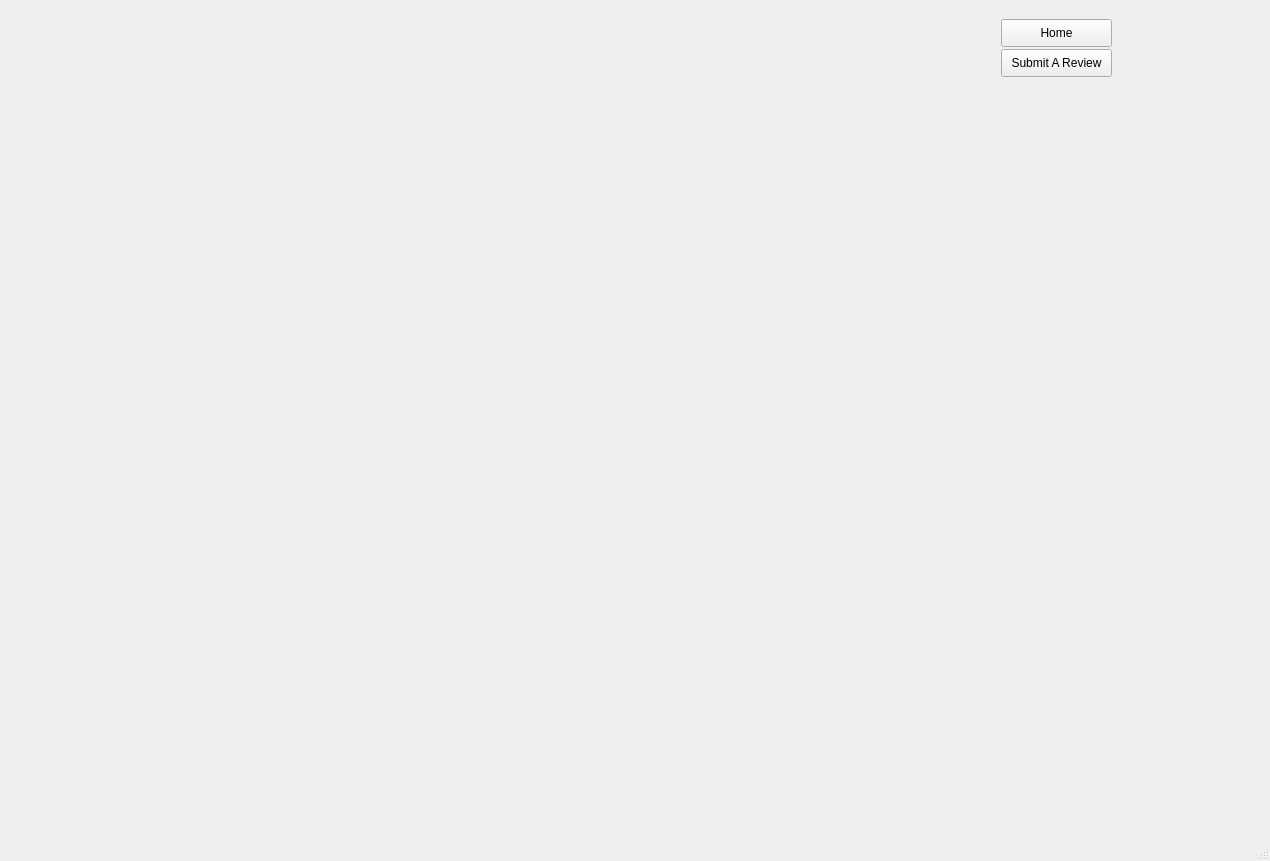
The window that loginscreen/frontpage.ui (jgrady15/CS1C-Project-1) describes before a commit, drawn with Qt 5.
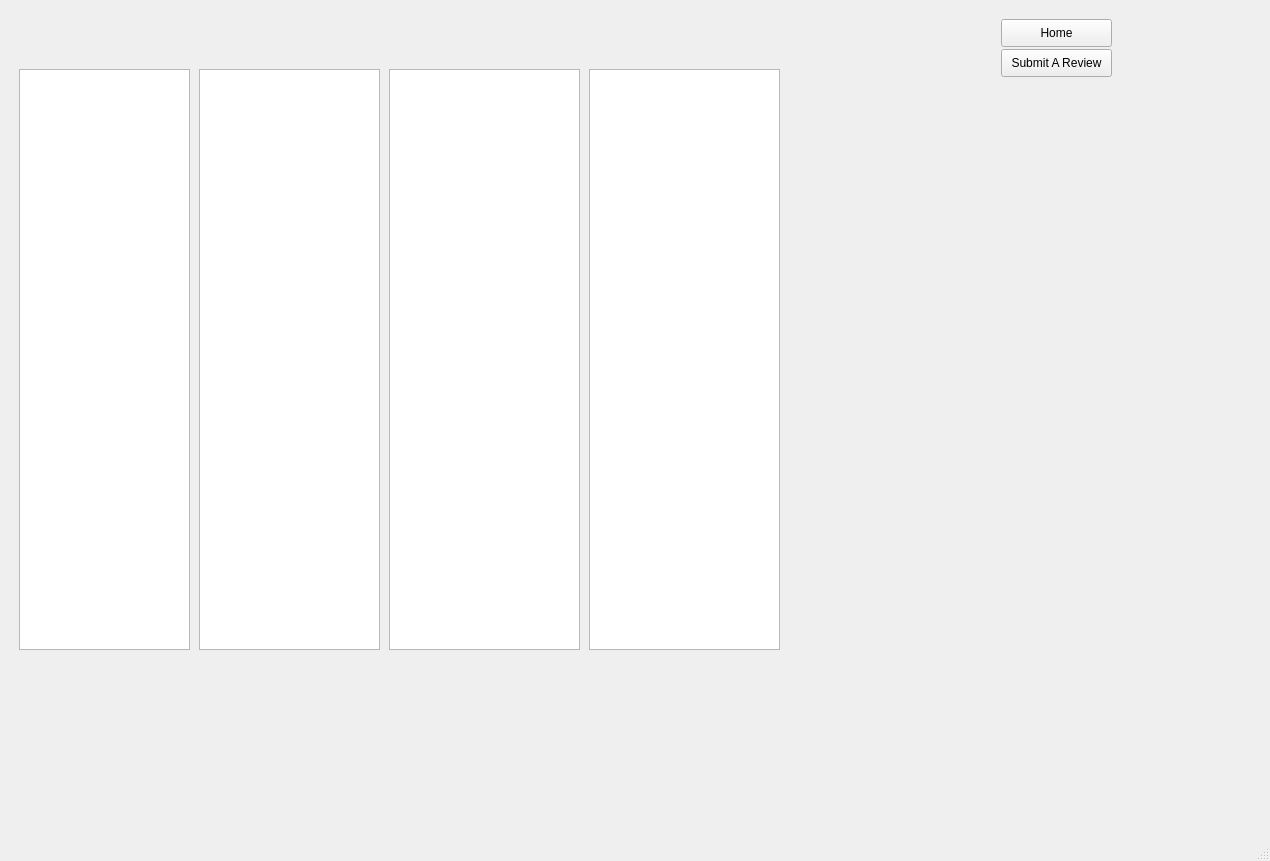
The same window after the commit. Icons and pictures are not drawn.

Commit message: review shit

Diff of the .ui file:
```diff
--- a/loginscreen/frontpage.ui
+++ b/loginscreen/frontpage.ui
@@ -288,6 +288,46 @@
          <string>Submit A Review</string>
         </property>
        </widget>
+       <widget class="QListWidget" name="nameList">
+        <property name="geometry">
+         <rect>
+          <x>10</x>
+          <y>60</y>
+          <width>171</width>
+          <height>581</height>
+         </rect>
+        </property>
+       </widget>
+       <widget class="QListWidget" name="productList">
+        <property name="geometry">
+         <rect>
+          <x>190</x>
+          <y>60</y>
+          <width>181</width>
+          <height>581</height>
+         </rect>
+        </property>
+       </widget>
+       <widget class="QListWidget" name="ratingList">
+        <property name="geometry">
+         <rect>
+          <x>380</x>
+          <y>60</y>
+          <width>191</width>
+          <height>581</height>
+         </rect>
+        </property>
+       </widget>
+       <widget class="QListWidget" name="reviewList">
+        <property name="geometry">
+         <rect>
+          <x>580</x>
+          <y>60</y>
+          <width>191</width>
+          <height>581</height>
+         </rect>
+        </property>
+       </widget>
       </widget>
      </widget>
     </item>
```
Left out of the diff: 2 changed lines with no effect on the pictures. The commit also changes 9 other files.
